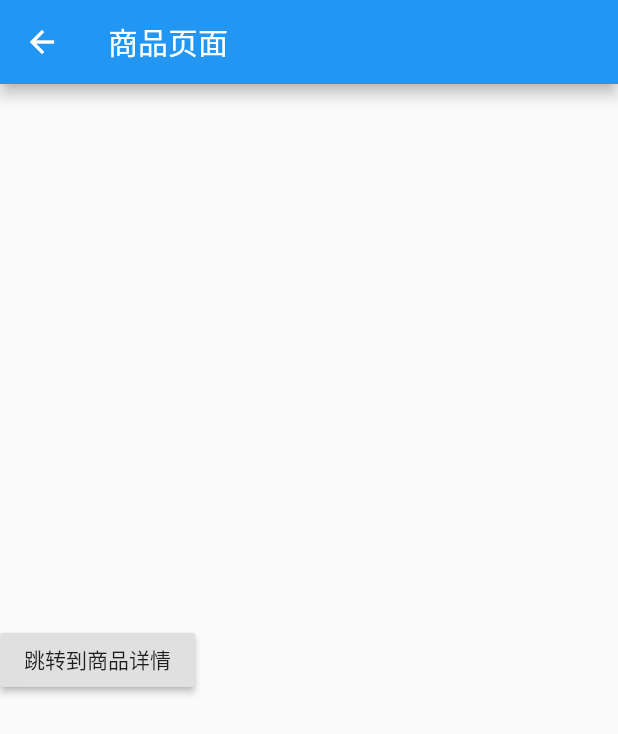
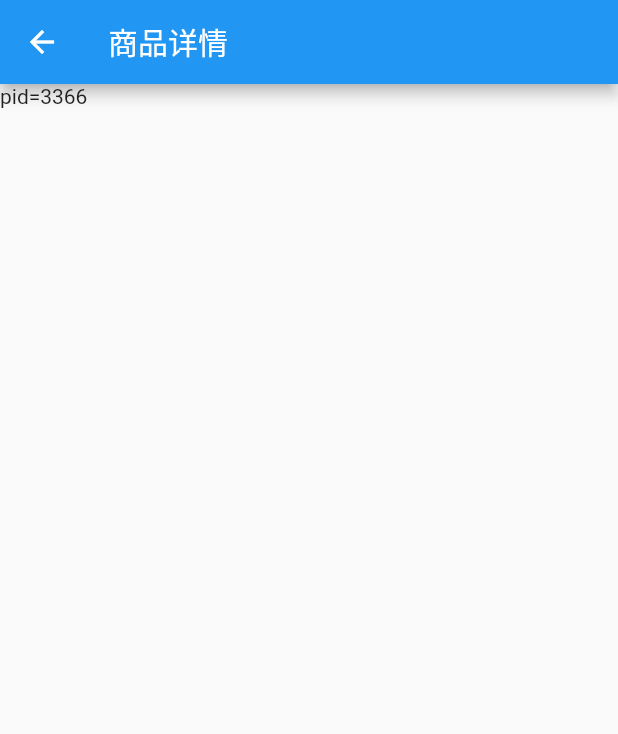
Before and after one commit to LFNHHHHH/Flutter-Study, a Flutter app: the ProductPage screen opened directly, after a tap on "跳转到商品详情", on a phone screen of 412 x 824 dp. Shown: the top 734 px of the screen. Run offline on Flutter 3.47's test engine with Material 2 defaults, Android fonts, the phone set to English and light mode, and no system bars.

Commit message:
商品列表到商品详情（有状态组件传值）

```diff
--- a/lib/pages/Product.dart
+++ b/lib/pages/Product.dart
@@ -20,7 +20,8 @@ class _ProductPageState extends State<ProductPage> {
               RaisedButton(
                   child: Text('跳转到商品详情'),
                   onPressed: () {
-                    // Navigator.pushNamed(context, '/product');
+                    Navigator.pushNamed(context, '/productinfo',
+                        arguments: {'pid': 3366});
                   }),
               // SizedBox(height: 20),
             ],
--- /dev/null
+++ b/lib/pages/ProductInfo.dart
@@ -0,0 +1,23 @@
+import 'package:flutter/material.dart';
+
+class ProductInfoPage extends StatefulWidget {
+  Map arguments;
+  ProductInfoPage({Key key, this.arguments}) : super(key: key);
+
+  @override
+  _ProductInfoPageState createState() =>
+      _ProductInfoPageState(arguments: this.arguments);
+}
+
+class _ProductInfoPageState extends State<ProductInfoPage> {
+  Map arguments;
+  _ProductInfoPageState({this.arguments});
+  @override
+  Widget build(BuildContext context) {
+    return Container(
+        child: Scaffold(
+      appBar: AppBar(title: Text('商品详情')),
+      body: Text('pid=${arguments['pid']}'),
+    ));
+  }
+}
--- a/lib/routes/Routes.dart
+++ b/lib/routes/Routes.dart
@@ -3,13 +3,16 @@ import '../pages/Tabs.dart';
 import '../pages/Search.dart';
 import '../pages/Form.dart';
 import '../pages/Product.dart';
+import '../pages/ProductInfo.dart';
 
 // 配置路由
 final routes = {
-  '/': (context, {arguments}) => Tabs(),
+  '/': (context) => Tabs(),
   '/search': (context, {arguments}) => SearchPage(arguments: arguments),
-  '/form': (context, {arguments}) => FormPage(),
+  '/form': (context) => FormPage(),
   '/product': (context) => ProductPage(),
+  '/productinfo': (context, {arguments}) =>
+      ProductInfoPage(arguments: arguments),
 };
 
 // 固定写法
```
